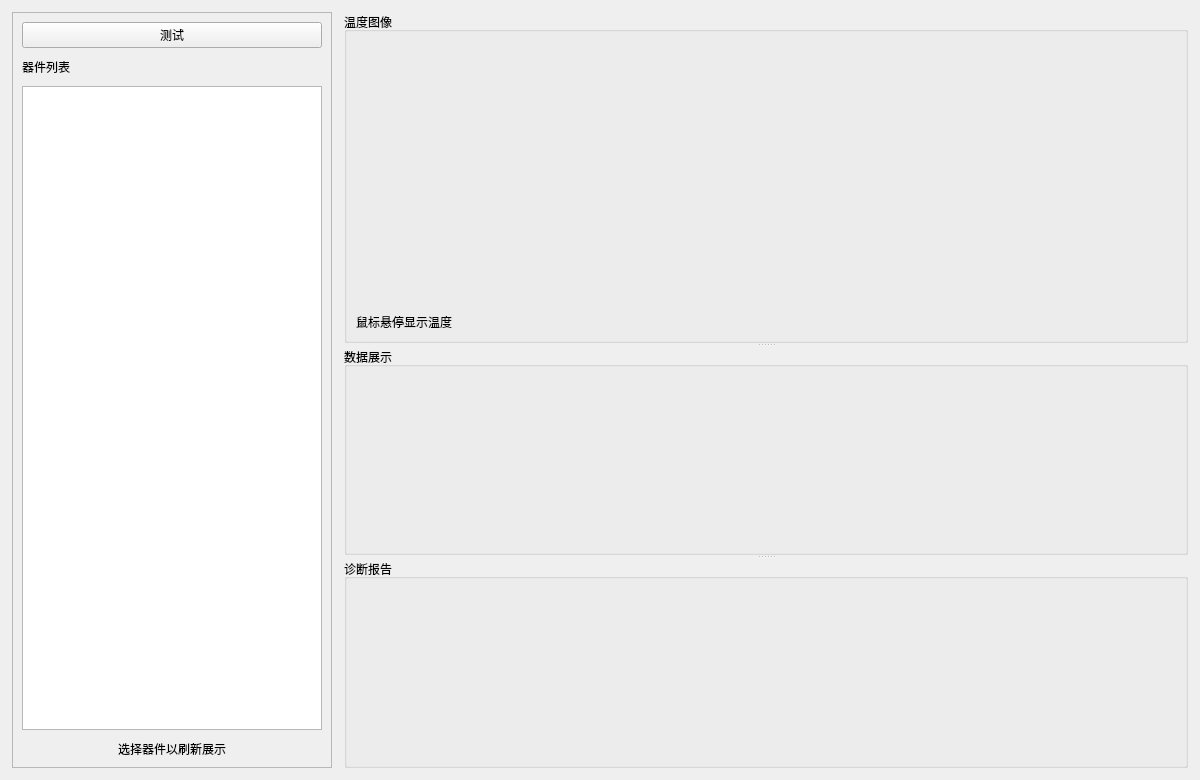
whaip/ATS, file FaultDiagnostic/UI/faultdiagnostic.ui: the form before one commit.
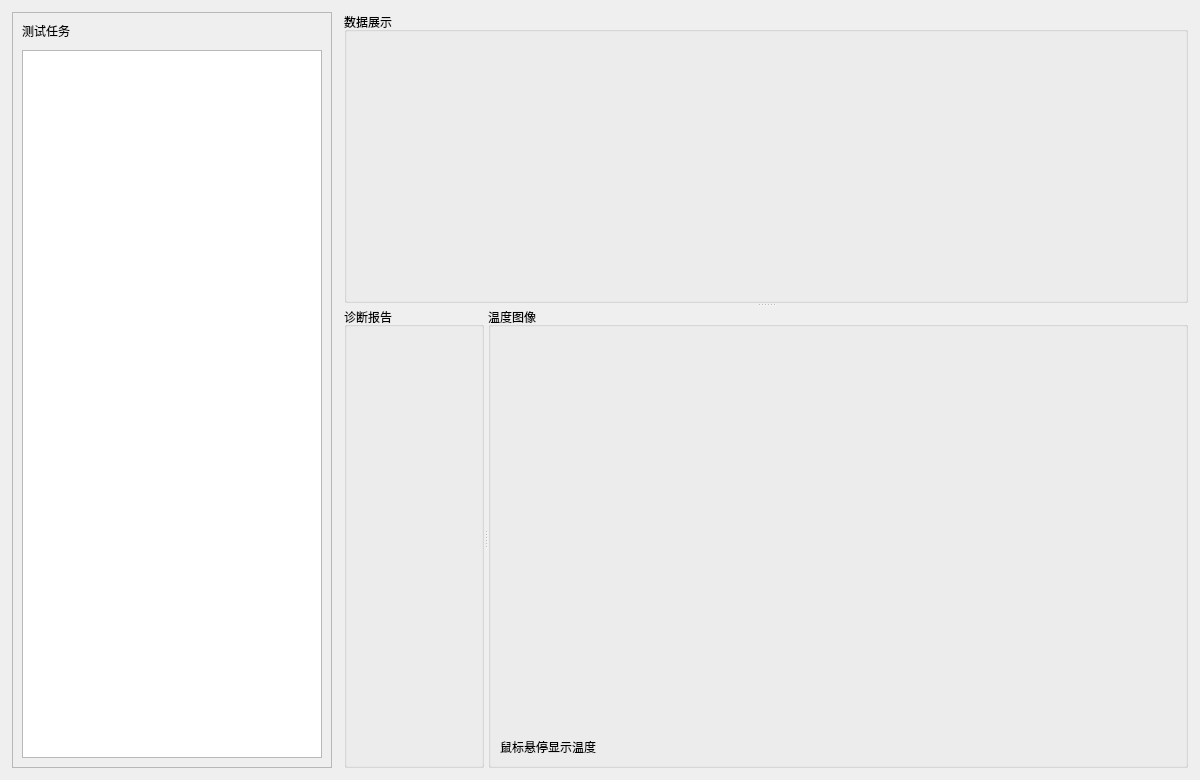
The form after the commit.

```diff
--- a/FaultDiagnostic/UI/faultdiagnostic.ui
+++ b/FaultDiagnostic/UI/faultdiagnostic.ui
@@ -50,33 +50,16 @@
       <property name="spacing">
        <number>10</number>
       </property>
-      <item>
-       <widget class="QPushButton" name="pbTest">
-        <property name="text">
-         <string>测试</string>
-        </property>
-       </widget>
-      </item>
       <item>
        <widget class="QLabel" name="labelComponents">
         <property name="text">
-         <string>器件列表</string>
+         <string>测试任务</string>
         </property>
        </widget>
       </item>
       <item>
        <widget class="QListWidget" name="listComponents"/>
       </item>
-      <item>
-       <widget class="QLabel" name="labelHint">
-        <property name="text">
-         <string>选择器件以刷新展示</string>
-        </property>
-        <property name="alignment">
-         <set>Qt::AlignmentFlag::AlignCenter</set>
-        </property>
-       </widget>
-      </item>
      </layout>
     </widget>
    </item>
@@ -85,6 +68,30 @@
      <property name="orientation">
       <enum>Qt::Orientation::Vertical</enum>
      </property>
+     <widget class="QGroupBox" name="groupPlot">
+      <property name="title">
+       <string>数据展示</string>
+      </property>
+      <layout class="QVBoxLayout" name="plotLayout">
+       <item>
+        <widget class="QWidget" name="plotContainer" native="true"/>
+       </item>
+      </layout>
+     </widget>
+     <widget class="QSplitter" name="splitterBottom">
+      <property name="orientation">
+       <enum>Qt::Orientation::Horizontal</enum>
+      </property>
+      <widget class="QGroupBox" name="groupReport">
+       <property name="title">
+        <string>诊断报告</string>
+       </property>
+       <layout class="QVBoxLayout" name="reportLayout">
+        <item>
+         <widget class="QWidget" name="reportContainer" native="true"/>
+        </item>
+       </layout>
+      </widget>
      <widget class="QGroupBox" name="groupThermal">
       <property name="title">
        <string>温度图像</string>
@@ -108,25 +115,6 @@
        </item>
       </layout>
      </widget>
-     <widget class="QGroupBox" name="groupPlot">
-      <property name="title">
-       <string>数据展示</string>
-      </property>
-      <layout class="QVBoxLayout" name="plotLayout">
-       <item>
-        <widget class="QWidget" name="plotContainer" native="true"/>
-       </item>
-      </layout>
-     </widget>
-     <widget class="QGroupBox" name="groupReport">
-      <property name="title">
-       <string>诊断报告</string>
-      </property>
-      <layout class="QVBoxLayout" name="reportLayout">
-       <item>
-        <widget class="QWidget" name="reportContainer" native="true"/>
-       </item>
-      </layout>
      </widget>
     </widget>
    </item>
```
Lines whose indentation alone changed are shown as unchanged.
